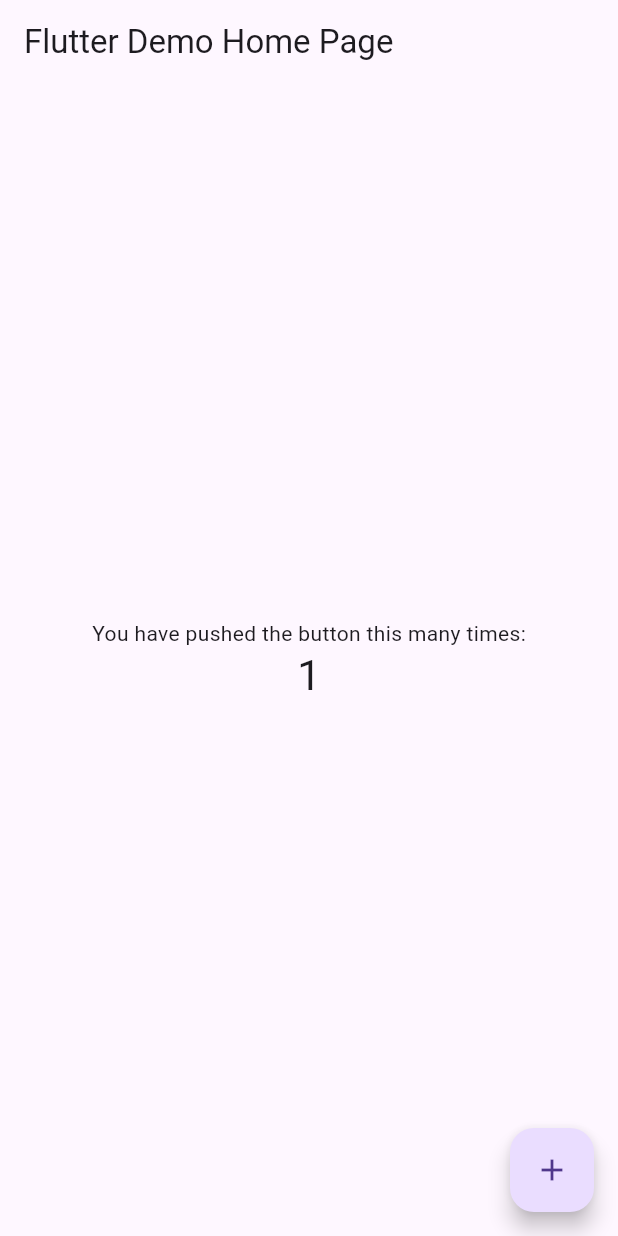
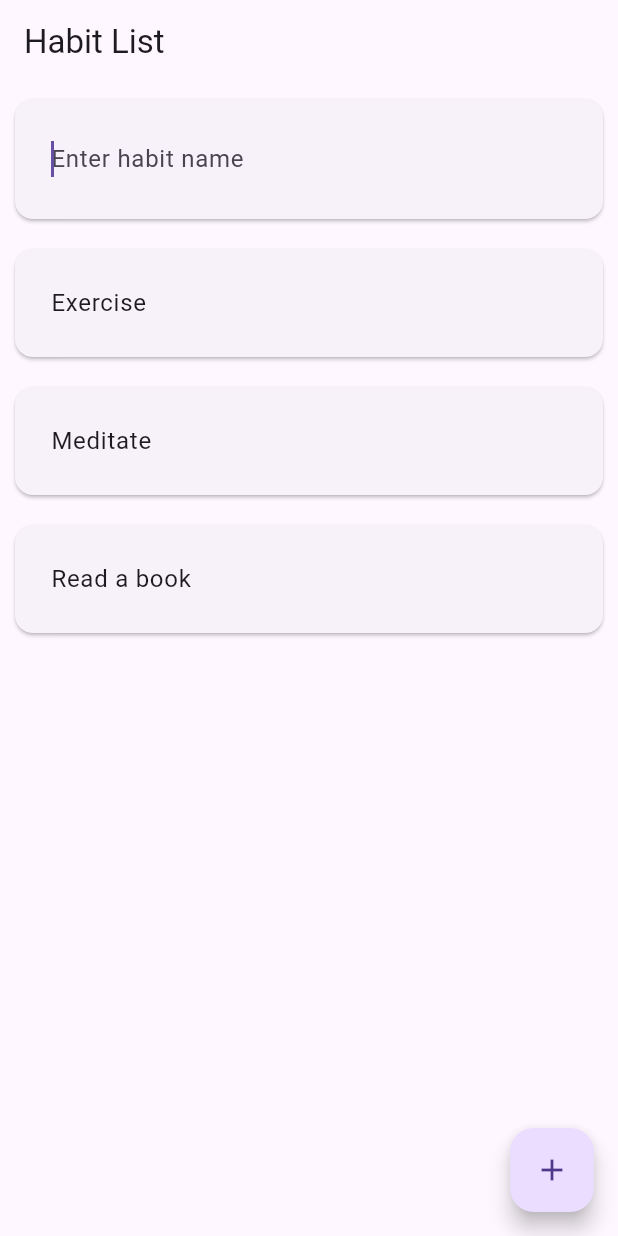
Before and after one commit to erik9876/HabitTracker-Flutter, a Flutter app: the screen it shows after launch, after a tap on the "add" icon, on a phone screen of 412 x 824 dp. Run offline on Flutter 3.47's test engine with Material 3 defaults, Android fonts, the phone set to English and light mode, and no system bars; our stand-ins replace shared_preferences.

Commit message:
added basic functionality

```diff
--- /dev/null
+++ b/lib/components/habit_card.dart
@@ -0,0 +1,21 @@
+import 'package:flutter/material.dart';
+import 'package:habit_tracker/data/models/habit.dart';
+
+class HabitCard extends StatelessWidget {
+  final Habit habit;
+
+  const HabitCard({super.key, required this.habit});
+
+  @override
+  Widget build(BuildContext context) {
+    return Card(
+      margin: const EdgeInsets.all(10.0),
+      child: Padding(
+        padding: const EdgeInsets.all(8.0),
+        child: ListTile(
+          title: Text(habit.name),
+        ),
+      ),
+    );
+  }
+}
--- /dev/null
+++ b/lib/components/habit_input_card.dart
@@ -0,0 +1,37 @@
+import 'package:flutter/material.dart';
+
+class HabitInputCard extends StatelessWidget {
+  final TextEditingController habitNameController;
+  final VoidCallback onSave;
+  final VoidCallback onCancel;
+
+  const HabitInputCard({
+    super.key,
+    required this.habitNameController,
+    required this.onSave,
+    required this.onCancel,
+  });
+
+  @override
+  Widget build(BuildContext context) {
+    return Card(
+      margin: const EdgeInsets.all(10.0),
+      child: Padding(
+        padding: const EdgeInsets.all(8.0),
+        child: ListTile(
+          title: TextField(
+            controller: habitNameController,
+            decoration: const InputDecoration(
+              hintText: 'Enter habit name',
+              border: InputBorder.none,
+            ),
+            autofocus: true,
+            onSubmitted: (value) {
+              onSave();
+            },
+          ),
+        ),
+      ),
+    );
+  }
+}
--- /dev/null
+++ b/lib/data/models/habit.dart
@@ -0,0 +1,77 @@
+import 'dart:developer';
+import 'dart:convert';
+import 'package:uuid/uuid.dart';
+import 'package:shared_preferences/shared_preferences.dart';
+
+class Habit {
+  final String id;
+  String name;
+  List<DateTime> completedDates;
+
+  Habit({required this.name, List<DateTime>? completedDates, String? id})
+      : id = id ?? const Uuid().v4(),
+        completedDates = completedDates ?? [];
+
+  void completeHabit() {
+    // Add the current date to the completedDates list
+
+    DateTime today = truncateDate(DateTime.now());
+
+    if (!completedDates.contains(today)) {
+      completedDates.add(today);
+      completedDates.sort();
+      saveHabit();
+    } else {
+      log('Habit already completed today');
+    }
+  }
+
+  Future<void> saveHabit() async {
+    // Save the habit to the local storage
+    SharedPreferences prefs = await SharedPreferences.getInstance();
+    List<String> habits = prefs.getStringList('habits') ?? [];
+
+    // Remove the existing habit if present
+    habits.removeWhere((habit) => Habit.fromJson(jsonDecode(habit)).id == id);
+
+    // Add the updated habit
+    habits.add(jsonEncode(toJson()));
+
+    await prefs.setStringList('habits', habits);
+    log('Habit saved: $name');
+  }
+
+  Future<void> deleteHabit() async {
+    SharedPreferences prefs = await SharedPreferences.getInstance();
+    List<String> habits = prefs.getStringList('habits') ?? [];
+
+    habits.removeWhere((habit) => Habit.fromJson(jsonDecode(habit)).id == id);
+
+    await prefs.setStringList('habits', habits);
+    log('Habit deleted: $name');
+  }
+
+  static DateTime truncateDate(DateTime date) {
+    // Truncate the date to the day
+    return DateTime(date.year, date.month, date.day);
+  }
+
+  Map<String, dynamic> toJson() {
+    return {
+      'id': id,
+      'name': name,
+      'completedDates':
+          completedDates.map((date) => date.toIso8601String()).toList(),
+    };
+  }
+
+  static Habit fromJson(Map<String, dynamic> json) {
+    return Habit(
+      name: json['name'],
+      completedDates: (json['completedDates'] as List<dynamic>)
+          .map((date) => truncateDate(DateTime.parse(date)))
+          .toList(),
+      id: json['id'],
+    );
+  }
+}
--- /dev/null
+++ b/lib/data/repositories/habit_manager.dart
@@ -0,0 +1,11 @@
+import 'dart:convert';
+import 'package:shared_preferences/shared_preferences.dart';
+import 'package:habit_tracker/data/models/habit.dart';
+
+class HabitManager {
+  static Future<List<Habit>> loadHabits() async {
+    SharedPreferences prefs = await SharedPreferences.getInstance();
+    List<String> habits = prefs.getStringList('habits') ?? [];
+    return habits.map((habit) => Habit.fromJson(jsonDecode(habit))).toList();
+  }
+}
--- a/lib/main.dart
+++ b/lib/main.dart
@@ -1,8 +1,31 @@
 import 'package:flutter/material.dart';
-import 'package:shared_preferences/shared_preferences.dart';
+import 'package:habit_tracker/data/models/habit.dart';
+import 'package:habit_tracker/data/repositories/habit_manager.dart';
+import 'package:habit_tracker/screens/habit_list_screen.dart';
+import 'dart:developer';
 
-void main() {
+void main() async {
+  WidgetsFlutterBinding.ensureInitialized();
+  await initializeSampleHabits();
   runApp(const MyApp());
+}
+
+Future<void> initializeSampleHabits() async {
+  List<Habit> existingHabits = await HabitManager.loadHabits();
+  if (existingHabits.isEmpty) {
+    List<Habit> sampleHabits = [
+      Habit(name: 'Exercise'),
+      Habit(name: 'Meditate'),
+      Habit(name: 'Read a book'),
+    ];
+
+    for (Habit habit in sampleHabits) {
+      await habit.saveHabit();
+    }
+    log('Sample habits initialized.');
+  } else {
+    log('Habits already exist.');
+  }
 }
 
 class MyApp extends StatelessWidget {
@@ -20,69 +43,7 @@ class MyApp extends StatelessWidget {
         brightness: Brightness.dark,
       ),
       themeMode: ThemeMode.system,
-      home: const MyHomePage(title: 'Flutter Demo Home Page'),
+      home: const HabitListScreen(),
     );
   }
 }
-
-class MyHomePage extends StatefulWidget {
-  const MyHomePage({super.key, required this.title});
-
-  final String title;
-
-  @override
-  State<MyHomePage> createState() => _MyHomePageState();
-}
-
-class _MyHomePageState extends State<MyHomePage> {
-  int _counter = 0;
-
-  @override
-  void initState() {
-    super.initState();
-    _loadCounter();
-  }
-
-  void _loadCounter() async {
-    SharedPreferences prefs = await SharedPreferences.getInstance();
-    setState(() {
-      _counter = (prefs.getInt('counter') ?? 0);
-    });
-  }
-
-  void _incrementCounter() async {
-    SharedPreferences prefs = await SharedPreferences.getInstance();
-    setState(() {
-      _counter++;
-      prefs.setInt('counter', _counter);
-    });
-  }
-
-  @override
-  Widget build(BuildContext context) {
-    return Scaffold(
-      appBar: AppBar(
-        title: Text(widget.title),
-      ),
-      body: Center(
-        child: Column(
-          mainAxisAlignment: MainAxisAlignment.center,
-          children: <Widget>[
-            const Text(
-              'You have pushed the button this many times:',
-            ),
-            Text(
-              '$_counter',
-              style: Theme.of(context).textTheme.headlineMedium,
-            ),
-          ],
-        ),
-      ),
-      floatingActionButton: FloatingActionButton(
-        onPressed: _incrementCounter,
-        tooltip: 'Increment',
-        child: const Icon(Icons.add),
-      ),
-    );
-  }
-}
--- /dev/null
+++ b/lib/screens/habit_list_screen.dart
@@ -0,0 +1,133 @@
+import 'package:flutter/material.dart';
+import 'package:habit_tracker/components/habit_card.dart';
+import 'package:habit_tracker/components/habit_input_card.dart';
+import 'package:habit_tracker/data/models/habit.dart';
+import 'package:habit_tracker/data/repositories/habit_manager.dart';
+import 'package:habit_tracker/screens/habit_detail_screen.dart';
+import 'dart:developer';
+
+class HabitListScreen extends StatefulWidget {
+  const HabitListScreen({super.key});
+
+  @override
+  State<HabitListScreen> createState() => _HabitListScreenState();
+}
+
+class _HabitListScreenState extends State<HabitListScreen> {
+  List<Habit> habits = [];
+  bool isAddingNewHabit = false;
+  final TextEditingController _habitNameController = TextEditingController();
+
+  @override
+  void initState() {
+    super.initState();
+    loadHabits();
+  }
+
+  Future<void> loadHabits() async {
+    List<Habit> loadedHabits = await HabitManager.loadHabits();
+    setState(() {
+      habits = loadedHabits;
+    });
+  }
+
+  void _addHabit() {
+    setState(() {
+      isAddingNewHabit = true;
+      log('Is adding new habit: $isAddingNewHabit');
+    });
+  }
+
+  void _saveHabit() async {
+    if (_habitNameController.text.isNotEmpty) {
+      Habit newHabit = Habit(name: _habitNameController.text);
+      await newHabit.saveHabit();
+      setState(() {
+        habits.add(newHabit);
+        isAddingNewHabit = false;
+        _habitNameController.clear();
+      });
+    }
+  }
+
+  void _cancelAddHabit() {
+    setState(() {
+      isAddingNewHabit = false;
+      _habitNameController.clear();
+    });
+  }
+
+  void _deleteHabit(Habit habit) async {
+    await habit.deleteHabit();
+    setState(() {
+      habits.remove(habit);
+    });
+  }
+
+  @override
+  Widget build(BuildContext context) {
+    return GestureDetector(
+      onTap: () {
+        if (isAddingNewHabit) {
+          _cancelAddHabit();
+        }
+      },
+      child: Scaffold(
+        appBar: AppBar(
+          title: const Text('Habit List'),
+        ),
+        body: ListView.builder(
+          itemCount: habits.length + (isAddingNewHabit ? 1 : 0),
+          itemBuilder: (context, index) {
+            if (isAddingNewHabit && index == 0) {
+              return HabitInputCard(
+                habitNameController: _habitNameController,
+                onSave: _saveHabit,
+                onCancel: _cancelAddHabit,
+              );
+            } else {
+              final habitIndex = isAddingNewHabit ? index - 1 : index;
+              return Dismissible(
+                key: ValueKey(habits[habitIndex].id),
+                direction: DismissDirection.endToStart,
+                onDismissed: (direction) {
+                  _deleteHabit(habits[habitIndex]);
+                },
+                background: Container(
+                  color: Colors.red,
+                  alignment: Alignment.centerRight,
+                  padding: const EdgeInsets.symmetric(horizontal: 20),
+                  child: const Icon(
+                    Icons.delete,
+                    color: Colors.white,
+                  ),
+                ),
+                child: GestureDetector(
+                  onTap: () {
+                    if (!isAddingNewHabit) {
+                      Navigator.push(
+                        context,
+                        MaterialPageRoute(
+                          builder: (context) =>
+                              HabitDetailScreen(habit: habits[habitIndex]),
+                        ),
+                      );
+                    } else {
+                      _cancelAddHabit();
+                    }
+                  },
+                  child: HabitCard(habit: habits[habitIndex]),
+                ),
+              );
+            }
+          },
+        ),
+        floatingActionButton: FloatingActionButton(
+          onPressed: _addHabit,
+          tooltip: 'Add Habit',
+          child: const Icon(Icons.add),
+        ),
+      ),
+    );
+  }
+}
--- a/pubspec.yaml
+++ b/pubspec.yaml
@@ -32,6 +32,7 @@ dependencies:
     sdk: flutter
 
   shared_preferences: ^2.0.6
+  uuid: ^4.4.0
 
   # The following adds the Cupertino Icons font to your application.
   # Use with the CupertinoIcons class for iOS style icons.
```
Also changed, not shown: lib/screens/habit_detail_screen.dart (added, +69 -0 lines).
